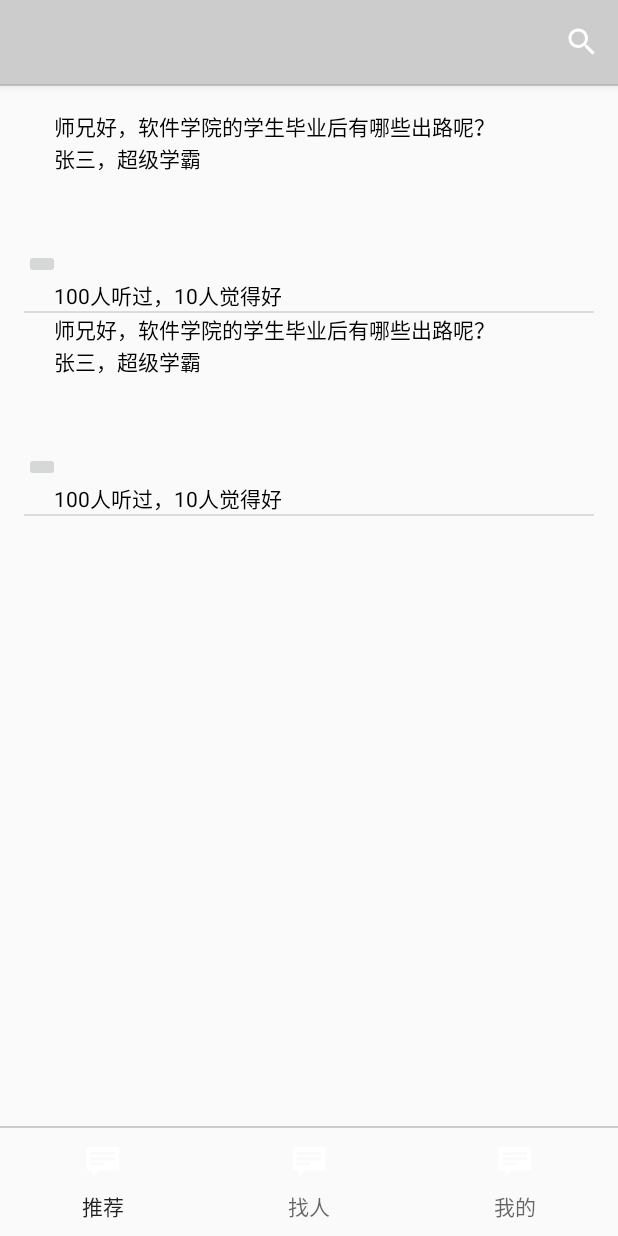
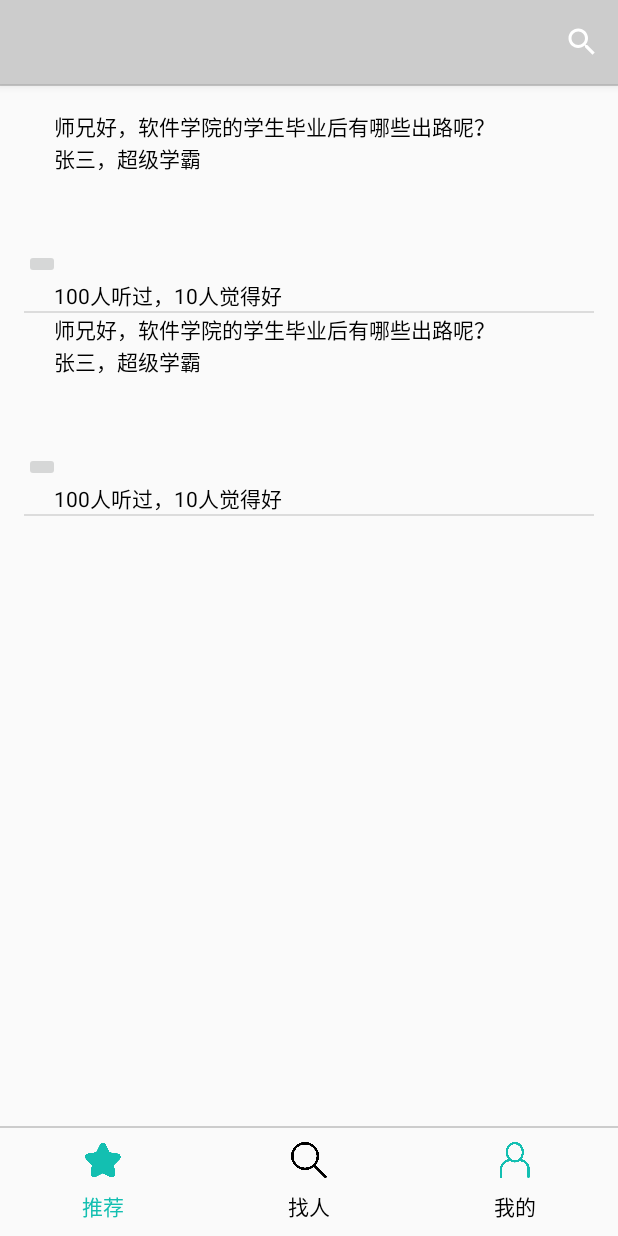
Before and after one commit to wimming/uknow-android, an Android app: the screen it shows after launch (MainActivity), on a phone screen of 412 x 824 dp. Run offline under Robolectric (Android 15) with nearby library versions, the phone set to English and light mode, and no system bars.

Commit message:
加上icon

```diff
--- a/app/src/main/java/com/xuewen/bean/Question.java
+++ b/app/src/main/java/com/xuewen/bean/Question.java
@@ -17,7 +17,7 @@ public class Question {
     @DatabaseField(generatedId = true)
     private int id;
 
-    @DatabaseField(columnName = "que__id")
+    @DatabaseField(columnName = "que_id")
     public String que__id;
 
     @DatabaseField(columnName = "que_description")
--- a/app/src/main/java/com/xuewen/xuewen/MainActivity.java
+++ b/app/src/main/java/com/xuewen/xuewen/MainActivity.java
@@ -2,7 +2,7 @@ package com.xuewen.xuewen;
 
 import android.app.SearchManager;
 import android.content.Context;
-import android.content.Intent;
+import android.graphics.drawable.Drawable;
 import android.support.design.widget.TabLayout;
 import android.support.v7.app.AppCompatActivity;
 import android.support.v7.widget.SearchView;
@@ -13,21 +13,8 @@ import android.support.v4.app.FragmentManager;
 import android.support.v4.app.FragmentPagerAdapter;
 import android.support.v4.view.ViewPager;
 import android.os.Bundle;
-import android.view.LayoutInflater;
 import android.view.Menu;
 import android.view.MenuItem;
-import android.view.View;
-import android.view.ViewGroup;
-
-import android.widget.AdapterView;
-import android.widget.Button;
-import android.widget.ListView;
-import android.widget.TextView;
-
-import com.xuewen.bean.Question;
-
-import java.util.ArrayList;
-import java.util.List;
 
 public class MainActivity extends AppCompatActivity {
 
@@ -66,9 +53,19 @@ public class MainActivity extends AppCompatActivity {
 
         tabLayout = (TabLayout)findViewById(R.id.tab_layout);
         tabLayout.setupWithViewPager(mViewPager);
-        tabLayout.getTabAt(0).setIcon(android.R.drawable.stat_notify_chat);
-        tabLayout.getTabAt(1).setIcon(android.R.drawable.stat_notify_chat);
-        tabLayout.getTabAt(2).setIcon(android.R.drawable.stat_notify_chat);
+
+        final int unselectedResId [] = {R.drawable.star_black, R.drawable.search_black, R.drawable.user_black};
+        final int selectedResId [] = {R.drawable.star_full, R.drawable.search_full, R.drawable.user_full};
+        final Drawable unselectedResDrawable [] = new Drawable[3];
+        final Drawable selectedResDrawable [] = new Drawable[3];
+        for (int i = 0; i < unselectedResId.length; ++i) {
+            unselectedResDrawable[i] = getResources().getDrawable(unselectedResId[i]);
+            selectedResDrawable[i] = getResources().getDrawable(selectedResId[i]);
+        }
+
+        tabLayout.getTabAt(0).setIcon(R.drawable.star_selector);
+        tabLayout.getTabAt(1).setIcon(R.drawable.search_selector);
+        tabLayout.getTabAt(2).setIcon(R.drawable.user_selector);
 
 //        FloatingActionButton fab = (FloatingActionButton) findViewById(R.id.fab);
 //        fab.setOnClickListener(new View.OnClickListener() {
--- /dev/null
+++ b/app/src/main/res/drawable/search_selector.xml
@@ -0,0 +1,5 @@
+<?xml version="1.0" encoding="utf-8"?>
+<selector xmlns:android="http://schemas.android.com/apk/res/android">
+    <item android:drawable="@drawable/search_full" android:state_selected="true"/>
+    <item android:drawable="@drawable/search_black" />
+</selector>
--- /dev/null
+++ b/app/src/main/res/drawable/star_selector.xml
@@ -0,0 +1,5 @@
+<?xml version="1.0" encoding="utf-8"?>
+<selector xmlns:android="http://schemas.android.com/apk/res/android">
+    <item android:drawable="@drawable/star_full" android:state_selected="true"/>
+    <item android:drawable="@drawable/star_black" />
+</selector>
--- /dev/null
+++ b/app/src/main/res/drawable/user_selector.xml
@@ -0,0 +1,5 @@
+<?xml version="1.0" encoding="utf-8"?>
+<selector xmlns:android="http://schemas.android.com/apk/res/android">
+    <item android:drawable="@drawable/user_full" android:state_selected="true"/>
+    <item android:drawable="@drawable/user_black" />
+</selector>
--- a/app/src/main/res/layout/activity_main.xml
+++ b/app/src/main/res/layout/activity_main.xml
@@ -57,6 +57,8 @@
             android:id="@+id/tab_layout"
             app:tabMode="fixed"
             app:tabIndicatorHeight="0dp"
+            app:tabTextColor="@color/tab_unselected_text_color"
+            app:tabSelectedTextColor="@color/tab_selected_text_color"
             android:layout_width="match_parent"
             android:layout_height="wrap_content" />
 
--- a/app/src/main/res/values/colors.xml
+++ b/app/src/main/res/values/colors.xml
@@ -3,4 +3,6 @@
     <color name="colorPrimary">#3F51B5</color>
     <color name="colorPrimaryDark">#303F9F</color>
     <color name="colorAccent">#FF4081</color>
+    <color name="tab_unselected_text_color">#000000</color>
+    <color name="tab_selected_text_color">#13BFB1</color>
 </resources>
```
Also changed, not shown: app/src/main/res/drawable/back.png (added), app/src/main/res/drawable/search_black.png (added), app/src/main/res/drawable/search_full.png (added), app/src/main/res/drawable/star_black.png (added), app/src/main/res/drawable/star_full.png (added), app/src/main/res/drawable/user_black.png (added), app/src/main/res/drawable/user_full.png (added).
